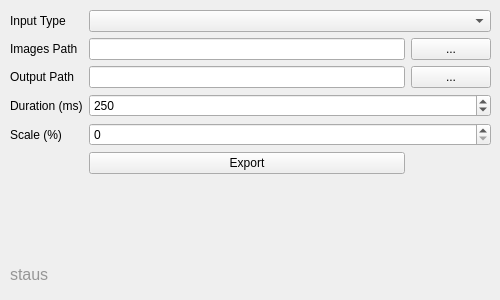
Before: the Qt Designer form gui.ui in asmahdi/image-to-video, drawn with Qt 5.
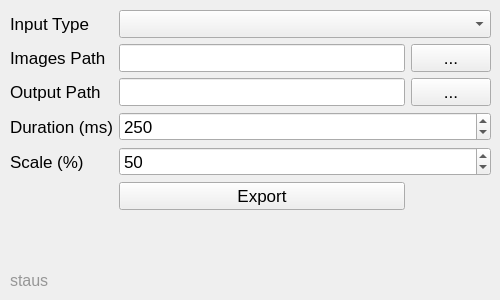
After: the same form once the commit is applied.

What changed in the file:
```diff
--- a/gui.ui
+++ b/gui.ui
@@ -10,6 +10,17 @@
     <height>300</height>
    </rect>
   </property>
+  <property name="sizeIncrement">
+   <size>
+    <width>10</width>
+    <height>0</height>
+   </size>
+  </property>
+  <property name="font">
+   <font>
+    <pointsize>13</pointsize>
+   </font>
+  </property>
   <property name="windowTitle">
    <string>Image to GIF</string>
   </property>
@@ -27,7 +38,17 @@
      <number>-1</number>
     </property>
     <item row="4" column="1" colspan="2">
-     <widget class="QSpinBox" name="scale_spinBox"/>
+     <widget class="QSpinBox" name="scale_spinBox">
+      <property name="minimum">
+       <number>1</number>
+      </property>
+      <property name="maximum">
+       <number>100</number>
+      </property>
+      <property name="value">
+       <number>50</number>
+      </property>
+     </widget>
     </item>
     <item row="3" column="1" colspan="2">
      <widget class="QSpinBox" name="duration_spinBox">
@@ -127,7 +148,7 @@
        <font>
         <pointsize>12</pointsize>
         <italic>false</italic>
-        <kerning>false</kerning>
+        <kerning>true</kerning>
        </font>
       </property>
       <property name="styleSheet">
```
